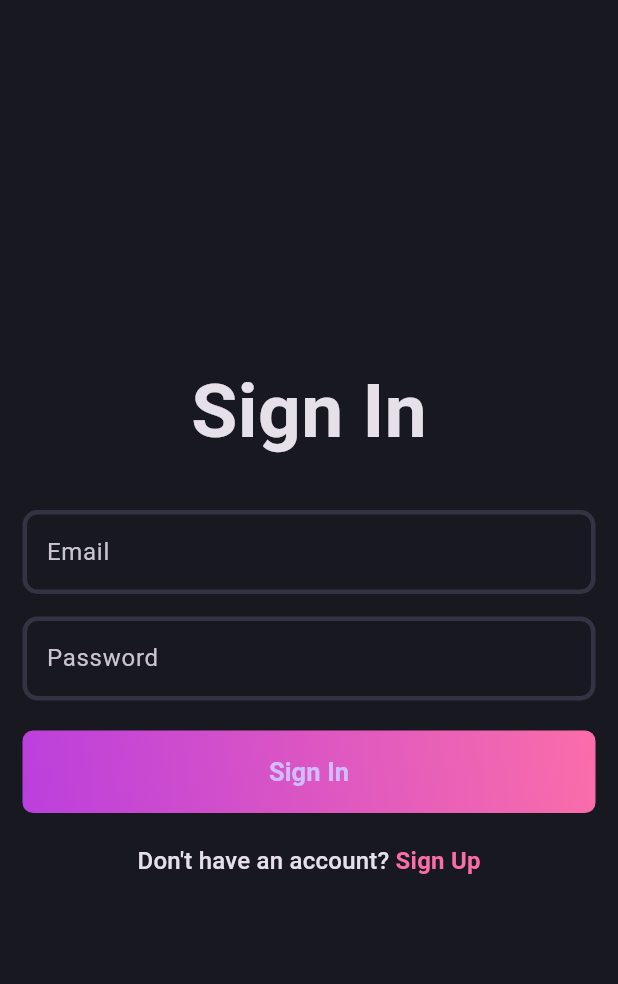
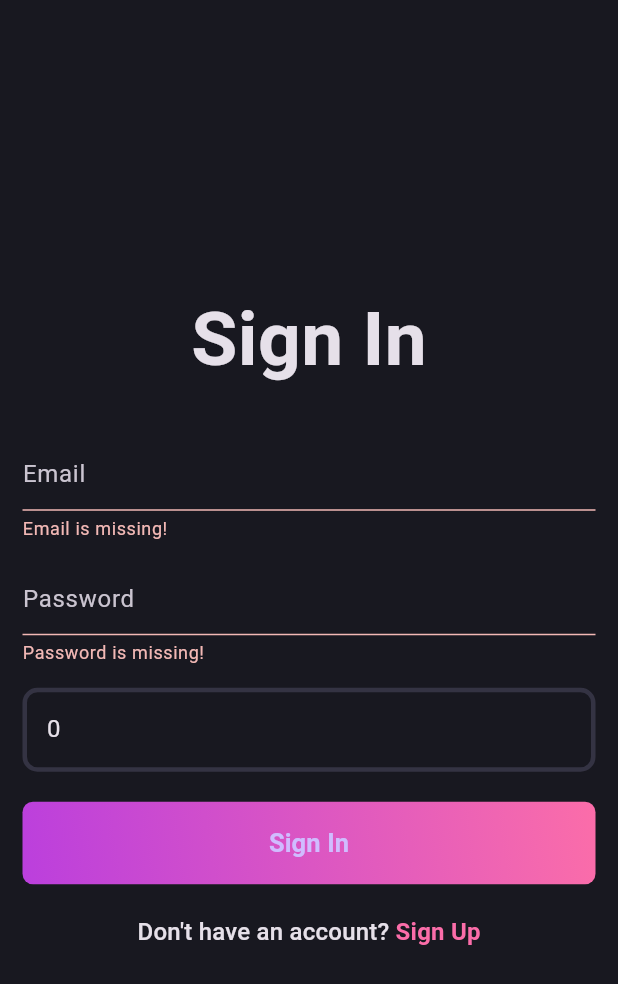
Before and after one commit to AdilAijaz10/Flutter-App, a Flutter app: the screen it shows after launch, after a tap on "Sign In", on a phone screen of 412 x 824 dp. Shown: the top 984 px of the screen. Run offline on Flutter 3.47's test engine with Material 3 defaults, Android fonts, the phone set to English and light mode, and no system bars; our stand-ins replace get_it.

Commit message:
login api inegrated

```diff
--- /dev/null
+++ b/lib/Core/di/service_locator.dart
@@ -0,0 +1,31 @@
+import 'package:get_it/get_it.dart';
+import 'package:http/http.dart' as http;
+
+import '../network/api_constants.dart';
+import '../../features/auth/application/controller/login_controller.dart';
+import '../../features/auth/data/datasources/auth_remote_data_source.dart';
+import '../../features/auth/data/repositories/auth_repository_impl.dart';
+import '../../features/auth/domain/repositories/auth_repository.dart';
+import '../../features/auth/domain/usecases/login.dart';
+
+final sl = GetIt.instance;
+
+Future<void> initServiceLocator() async {
+  sl
+    ..registerLazySingleton<http.Client>(http.Client.new)
+    ..registerLazySingleton<AuthRemoteDataSource>(
+      () => AuthRemoteDataSourceImpl(
+        client: sl(),
+        baseUrl: ApiConstants.baseUrl,
+      ),
+    )
+    ..registerLazySingleton<AuthRepository>(
+      () => AuthRepositoryImpl(remoteDataSource: sl()),
+    )
+    ..registerLazySingleton<LoginUseCase>(
+      () => LoginUseCase(repository: sl()),
+    )
+    ..registerFactory<LoginController>(
+      () => LoginController(loginUseCase: sl()),
+    );
+}
--- /dev/null
+++ b/lib/Core/error/failure.dart
@@ -0,0 +1,8 @@
+class Failure implements Exception {
+  final String message;
+
+  const Failure(this.message);
+
+  @override
+  String toString() => message;
+}
--- /dev/null
+++ b/lib/features/auth/application/controller/login_controller.dart
@@ -0,0 +1,75 @@
+import 'package:flutter/material.dart';
+
+import '../../../../Core/error/failure.dart';
+import '../../domain/entities/login_payload.dart';
+import '../../domain/entities/login_response.dart';
+import '../../domain/usecases/login.dart';
+
+enum LoginStatus { initial, loading, success, failure }
+
+class LoginState {
+  final LoginStatus status;
+  final LoginResponse? data;
+  final String? message;
+
+  const LoginState({
+    this.status = LoginStatus.initial,
+    this.data,
+    this.message,
+  });
+
+  LoginState copyWith({
+    LoginStatus? status,
+    LoginResponse? data,
+    String? message,
+  }) {
+    return LoginState(
+      status: status ?? this.status,
+      data: data ?? this.data,
+      message: message,
+    );
+  }
+}
+
+class LoginController extends ChangeNotifier {
+  final LoginUseCase loginUseCase;
+
+  LoginState _state = const LoginState();
+
+  LoginState get state => _state;
+
+  LoginController({required this.loginUseCase});
+
+  Future<void> login({
+    required String email,
+    required String password,
+    required int tenantId,
+  }) async {
+    _state = _state.copyWith(status: LoginStatus.loading, message: null);
+    notifyListeners();
+    try {
+      final payload = LoginPayload(
+        email: email,
+        password: password,
+        tenantId: tenantId,
+      );
+      final response = await loginUseCase(payload);
+      _state = LoginState(
+        status: LoginStatus.success,
+        data: response,
+        message: 'Welcome back!',
+      );
+    } on Failure catch (failure) {
+      _state = LoginState(
+        status: LoginStatus.failure,
+        message: failure.message,
+      );
+    } catch (error) {
+      _state = LoginState(
+        status: LoginStatus.failure,
+        message: error.toString(),
+      );
+    }
+    notifyListeners();
+  }
+}
--- a/lib/features/auth/application/pages/login_page.dart
+++ b/lib/features/auth/application/pages/login_page.dart
@@ -1,5 +1,7 @@
 import 'package:flutter/material.dart';
 import 'package:flutter_app/Core/Theme/app_pallet.dart';
+import 'package:flutter_app/Core/di/service_locator.dart';
+import 'package:flutter_app/features/auth/application/controller/login_controller.dart';
 import 'package:flutter_app/features/auth/application/widgets/authfield.dart';
 import 'package:flutter_app/features/auth/application/widgets/auth_gradient_button.dart';
 import 'package:flutter_app/features/auth/application/pages/signup_page.dart';
@@ -17,16 +19,71 @@ class _LogInPageState extends State<LogInPage> {
   final _formKey = GlobalKey<FormState>();
   final emailcontroller = TextEditingController();
   final passwordcontroller = TextEditingController();
+  final tenantIdController = TextEditingController(text: '0');
+  late final LoginController _loginController;
+  LoginStatus _lastStatus = LoginStatus.initial;
+
+  @override
+  void initState() {
+    super.initState();
+    _loginController = sl<LoginController>()..addListener(_onStateChanged);
+  }
 
   @override
   void dispose() {
+    _loginController
+      ..removeListener(_onStateChanged)
+      ..dispose();
     emailcontroller.dispose();
     passwordcontroller.dispose();
+    tenantIdController.dispose();
     super.dispose();
+  }
+
+  void _onStateChanged() {
+    final currentState = _loginController.state;
+    if (!mounted || currentState.status == _lastStatus) return;
+    _lastStatus = currentState.status;
+    if (currentState.status == LoginStatus.failure && currentState.message != null) {
+      ScaffoldMessenger.of(context).showSnackBar(
+        SnackBar(
+          content: Text(currentState.message!),
+          backgroundColor: Colors.red,
+        ),
+      );
+    } else if (currentState.status == LoginStatus.success) {
+      final token = currentState.data?.token;
+      final tokenPreview = token == null
+          ? ''
+          : token.length > 12
+              ? '${token.substring(0, 12)}...'
+              : token;
+      final snackText = currentState.message ??
+          (tokenPreview.isNotEmpty ? 'Login successful ($tokenPreview)' : 'Login successful');
+      ScaffoldMessenger.of(context).showSnackBar(
+        SnackBar(
+          content: Text(snackText),
+          backgroundColor: Colors.green,
+        ),
+      );
+    }
+  }
+
+  Future<void> _submit() async {
+    if (!(_formKey.currentState?.validate() ?? false)) return;
+    final tenantId = int.tryParse(tenantIdController.text.trim()) ?? 0;
+    await _loginController.login(
+      email: emailcontroller.text.trim(),
+      password: passwordcontroller.text,
+      tenantId: tenantId,
+    );
   }
   @override
   Widget build(BuildContext context) {
-    _formKey.currentState?.validate();
+    return AnimatedBuilder(
+      animation: _loginController,
+      builder: (context, _) {
+        final isLoading = _loginController.state.status == LoginStatus.loading;
         return Scaffold(
           body: Padding(
             padding: const EdgeInsets.all(15.0),
@@ -42,9 +99,23 @@ class _LogInPageState extends State<LogInPage> {
                   const SizedBox(height: 30),
                   AuthField(hintText: 'Email', controller: emailcontroller),
                   const SizedBox(height: 15),
-              AuthField(hintText: 'Password', controller: passwordcontroller, isObscureText: true),
+                  AuthField(
+                    hintText: 'Password',
+                    controller: passwordcontroller,
+                    isObscureText: true,
+                  ),
+                  const SizedBox(height: 15),
+                  AuthField(
+                    hintText: 'Tenant ID',
+                    controller: tenantIdController,
+                    inputType: TextInputType.number,
+                  ),
                   const SizedBox(height: 20),
-              const AuthGradientButton(buttonText: "Sign In"),
+                  AuthGradientButton(
+                    buttonText: "Sign In",
+                    isLoading: isLoading,
+                    onPressed: isLoading ? null : _submit,
+                  ),
                   const SizedBox(height: 20),
                   GestureDetector(
                     onTap: (){
@@ -72,4 +143,6 @@ class _LogInPageState extends State<LogInPage> {
           ),
         );
       }
+    );
   }
+}
--- a/lib/features/auth/application/widgets/auth_gradient_button.dart
+++ b/lib/features/auth/application/widgets/auth_gradient_button.dart
@@ -3,7 +3,14 @@ import 'package:flutter_app/Core/Theme/app_pallet.dart';
 
 class AuthGradientButton extends StatelessWidget {
   final String buttonText;
-  const AuthGradientButton({super.key, required this.buttonText});
+  final VoidCallback? onPressed;
+  final bool isLoading;
+  const AuthGradientButton({
+    super.key,
+    required this.buttonText,
+    this.onPressed,
+    this.isLoading = false,
+  });
 
   @override
   Widget build(BuildContext context) {
@@ -20,13 +27,22 @@ class AuthGradientButton extends StatelessWidget {
         borderRadius: BorderRadius.circular(7),
       ),
       child: ElevatedButton(
-        onPressed: (){},
+        onPressed: isLoading ? null : onPressed,
         style: ElevatedButton.styleFrom(
           fixedSize:const Size(395, 55),
           backgroundColor: AppPallete.transparentColor,
           shadowColor: AppPallete.transparentColor,
         ),
-        child: Text(
+        child: isLoading
+            ? const SizedBox(
+                height: 26,
+                width: 26,
+                child: CircularProgressIndicator(
+                  strokeWidth: 3,
+                  valueColor: AlwaysStoppedAnimation<Color>(Colors.white),
+                ),
+              )
+            : Text(
                 buttonText,
                 style: const TextStyle(
                   fontSize: 17,
--- a/lib/features/auth/application/widgets/authfield.dart
+++ b/lib/features/auth/application/widgets/authfield.dart
@@ -4,17 +4,20 @@ class AuthField extends StatelessWidget {
   final String hintText;
   final TextEditingController controller;
   final bool isObscureText;
+  final TextInputType? inputType;
   const AuthField({
-    super.key ,
+    super.key,
     required this.hintText,
     required this.controller,
     this.isObscureText = false,
-    });
+    this.inputType,
+  });
 
   @override
   Widget build(BuildContext context) {
     return TextFormField(
       controller: controller,
+      keyboardType: inputType,
 
       decoration: InputDecoration(
         hintText: hintText,
--- /dev/null
+++ b/lib/features/auth/data/models/login_request_model.dart
@@ -0,0 +1,17 @@
+import '../../domain/entities/login_payload.dart';
+
+class LoginRequestModel extends LoginPayload {
+  const LoginRequestModel({
+    required super.email,
+    required super.password,
+    required super.tenantId,
+  });
+
+  Map<String, dynamic> toJson() {
+    return {
+      'email': email,
+      'password': password,
+      'tenantId': tenantId,
+    };
+  }
+}
--- /dev/null
+++ b/lib/features/auth/domain/entities/login_payload.dart
@@ -0,0 +1,11 @@
+class LoginPayload {
+  final String email;
+  final String password;
+  final int tenantId;
+
+  const LoginPayload({
+    required this.email,
+    required this.password,
+    required this.tenantId,
+  });
+}
--- /dev/null
+++ b/lib/features/auth/domain/repositories/auth_repository.dart
@@ -0,0 +1,6 @@
+import '../entities/login_payload.dart';
+import '../entities/login_response.dart';
+
+abstract class AuthRepository {
+  Future<LoginResponse> login(LoginPayload payload);
+}
--- /dev/null
+++ b/lib/features/auth/domain/usecases/login.dart
@@ -0,0 +1,13 @@
+import '../entities/login_payload.dart';
+import '../entities/login_response.dart';
+import '../repositories/auth_repository.dart';
+
+class LoginUseCase {
+  final AuthRepository repository;
+
+  const LoginUseCase({required this.repository});
+
+  Future<LoginResponse> call(LoginPayload payload) {
+    return repository.login(payload);
+  }
+}
--- a/lib/main.dart
+++ b/lib/main.dart
@@ -1,8 +1,11 @@
 import 'package:flutter/material.dart';
 import 'package:flutter_app/Core/Theme/theme.dart';
+import 'package:flutter_app/Core/di/service_locator.dart';
 // import 'package:flutter_app/features/auth/application/pages/signup_page.dart';
 import 'package:flutter_app/features/auth/application/pages/login_page.dart';
-void main() {
+Future<void> main() async {
+  WidgetsFlutterBinding.ensureInitialized();
+  await initServiceLocator();
   runApp(const MyApp());
 }
 
--- a/pubspec.yaml
+++ b/pubspec.yaml
@@ -34,6 +34,8 @@ dependencies:
   # The following adds the Cupertino Icons font to your application.
   # Use with the CupertinoIcons class for iOS style icons.
   cupertino_icons: ^1.0.8
+  http: ^1.2.2
+  get_it: ^7.7.0
 
 dev_dependencies:
   flutter_test:
```
Also changed, not shown: lib/Core/error/exceptions.dart (added, +12 -0 lines), lib/Core/network/api_constants.dart (added, +9 -0 lines), lib/features/auth/data/datasources/auth_remote_data_source.dart (added, +44 -0 lines), lib/features/auth/data/models/login_response_model.dart (added, +19 -0 lines), lib/features/auth/data/repositories/auth_repository_impl.dart (added, +29 -0 lines), lib/features/auth/domain/entities/login_response.dart (added, +13 -0 lines). Lines whose indentation alone changed are shown as unchanged.
